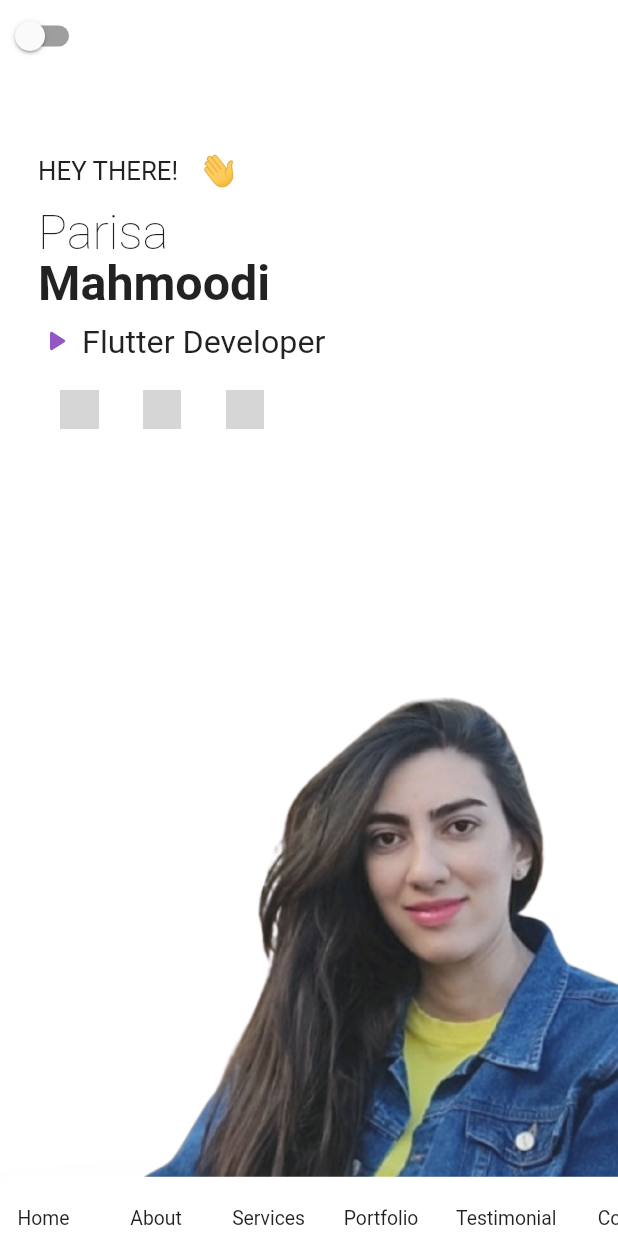
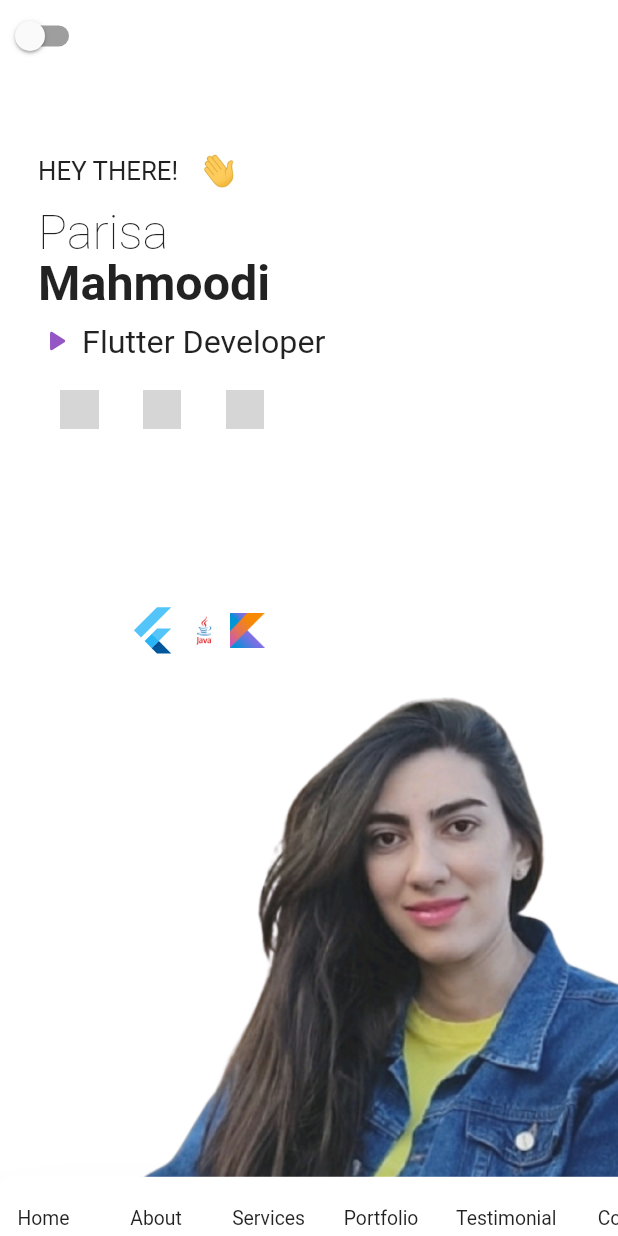
Before and after one commit to parisa300/protfolito_responsive, a Flutter app: the first screen one second after launch, on a phone screen of 412 x 824 dp. Run offline on Flutter 3.47's test engine with Material 2 defaults, Android fonts, the phone set to English and light mode, and no system bars; drawn by our look-alikes of animated_text_kit; our stand-ins replace carousel_slider, flip_card, font_awesome_flutter, shared_preferences, url_strategy; missing offline and left inert: universal_html; network calls fail; Roboto replaces fonts that are missing (Montserrat, Poppins); grey boxes are pictures that could not be loaded.

Commit message:
footer and animation

```diff
--- /dev/null
+++ b/lib/animations/transation_animation.dart
@@ -0,0 +1,54 @@
+
+
+import 'package:flutter/material.dart';
+
+
+
+class ScaleTransitionExample extends StatefulWidget {
+  const ScaleTransitionExample({super.key});
+
+  @override
+  State<ScaleTransitionExample> createState() => _ScaleTransitionExampleState();
+}
+
+/// [AnimationController]s can be created with `vsync: this` because of
+/// [TickerProviderStateMixin].
+class _ScaleTransitionExampleState extends State<ScaleTransitionExample>
+    with TickerProviderStateMixin {
+  late final AnimationController _controller = AnimationController(
+    duration: const Duration(seconds: 2),
+    vsync: this,
+  )..repeat(reverse: true);
+  late final Animation<double> _animation = CurvedAnimation(
+    parent: _controller,
+    curve: Curves.fastOutSlowIn,
+  );
+
+  @override
+  void dispose() {
+    _controller.dispose();
+    super.dispose();
+  }
+
+  @override
+  Widget build(BuildContext context) {
+    return Scaffold(
+      body: Center(
+        child: ScaleTransition(
+          scale: _animation,
+          child:  Padding(
+            padding: EdgeInsets.all(8.0),
+            child: Row(
+            children: [
+              FlutterLogo(size: 56,),
+              Image.asset('assets/photo/java-logo.png',width: 56,height: 56,),
+              Image.asset('assets/photo/kotlin-icon.png',width: 38,height: 38,),
+
+            ],
+            ),
+          ),
+        ),
+      ),
+    );
+  }
+}
--- a/lib/component/section_title.dart
+++ b/lib/component/section_title.dart
@@ -27,7 +27,7 @@ class SectionTitle extends StatelessWidget {
             padding: EdgeInsets.only(bottom: 72),
             width: 8,
             height: 100,
-            color: Colors.black,
+            color: Colors.grey,
             child: DecoratedBox(
               decoration: BoxDecoration(
                 color: color,
@@ -48,7 +48,7 @@ class SectionTitle extends StatelessWidget {
                 style: Theme.of(context)
                     .textTheme
                     .labelMedium
-                    ?.copyWith(fontWeight: FontWeight.bold, color: Colors.black),
+                    ?.copyWith(fontWeight: FontWeight.bold, color: Colors.grey[500]),
               )
             ],
           )
--- a/lib/section/home/home_desktop.dart
+++ b/lib/section/home/home_desktop.dart
@@ -2,6 +2,7 @@
 import 'package:animated_text_kit/animated_text_kit.dart';
 import 'package:flutter/material.dart';
 import 'package:protfolio/animations/entrance_fader.dart';
+import 'package:protfolio/animations/transation_animation.dart';
 import 'package:protfolio/configs/app_dimensions.dart';
 import 'package:protfolio/configs/app_theme.dart';
 import 'package:protfolio/configs/app_typography.dart';
@@ -27,6 +28,7 @@ class HomeDesktop extends StatelessWidget {
       padding: Space.h,
       child: Stack(
         children: [
+
           Switch(
             inactiveTrackColor: Colors.grey,
             value: appProvider.isDark,
--- a/lib/section/home/home_mobile.dart
+++ b/lib/section/home/home_mobile.dart
@@ -1,5 +1,6 @@
 import 'package:animated_text_kit/animated_text_kit.dart';
 import 'package:flutter/material.dart';
+import 'package:protfolio/animations/transation_animation.dart';
 import 'package:protfolio/configs/app_dimensions.dart';
 import 'package:protfolio/configs/app_theme.dart';
 import 'package:protfolio/configs/app_typography.dart';
@@ -22,6 +23,8 @@ class HomeMobile extends StatelessWidget {
       height:  MediaQuery.of(context).size.height * 1.02,
       child: Stack(
         children: [
+
+          ScaleTransitionExample(),
           Switch(
             inactiveTrackColor: Colors.grey,
             value: appProvider.isDark,
@@ -43,6 +46,7 @@ class HomeMobile extends StatelessWidget {
               ),
             ),
           ),
+
           Positioned(
             bottom: 0,
             child: MenuMobile(),
@@ -111,6 +115,7 @@ class HomeMobile extends StatelessWidget {
                           speed: const Duration(milliseconds: 50),
                           textStyle: AppText.b1,
                         ),
+
                       ],
                       repeatForever: true,
                       isRepeatingAnimation: true,
@@ -119,6 +124,7 @@ class HomeMobile extends StatelessWidget {
                 ),
                 Space.y!,
                const SocialLinks(),
+
               ],
             ),
           ),
--- a/lib/section/home/home_tab.dart
+++ b/lib/section/home/home_tab.dart
@@ -1,6 +1,7 @@
 import 'package:animated_text_kit/animated_text_kit.dart';
 import 'package:flutter/material.dart';
 import 'package:protfolio/animations/entrance_fader.dart';
+import 'package:protfolio/animations/transation_animation.dart';
 import 'package:protfolio/configs/app_dimensions.dart';
 import 'package:protfolio/configs/app_theme.dart';
 import 'package:protfolio/configs/app_typography.dart';
--- a/lib/utils/utils.dart
+++ b/lib/utils/utils.dart
@@ -5,6 +5,7 @@ import 'package:protfolio/section/about/about_section.dart';
 import 'package:protfolio/section/contact/contact_section.dart';
 import 'package:protfolio/section/home/home.dart';
 import 'package:protfolio/services/services.dart';
+import 'package:protfolio/widgets/footer.dart';
 
 
 
@@ -63,7 +64,7 @@ class BodyUtils {
     AboutSection(),
      const Services(),
     const RecentWork(),
-    ContactScetion(),
-    // Footer(),
+    const ContactScetion(),
+    const Footer(),
   ];
 }
```
Also changed, not shown: lib/widgets/footer.dart (added, +31 -0 lines), assets/photo/dart-logo.png (added), assets/photo/flutterlogo.png (added), assets/photo/java-logo.png (added), assets/photo/kotlin-icon.png (added).
